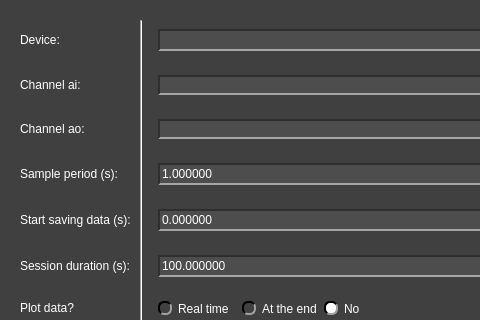
viniciusfs14/pydaq, file pydaq/uis/PyDAQ_get_model_Arduino_widget.ui: the form before one commit; both pictures show x 0 to 480 and y 0 to 320 of the 804 by 622 pixel window.
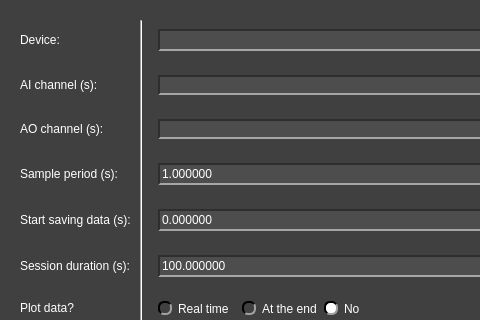
The form after the commit. Icons and pictures are not drawn.

The edit to the form file:
```diff
--- a/pydaq/uis/PyDAQ_get_model_Arduino_widget.ui
+++ b/pydaq/uis/PyDAQ_get_model_Arduino_widget.ui
@@ -492,7 +492,7 @@
       <item row="1" column="0">
        <widget class="QLabel" name="label_10">
         <property name="text">
-         <string>Channel ai:</string>
+         <string>AI channel (s):</string>
         </property>
        </widget>
       </item>
@@ -565,7 +565,7 @@
       <item row="2" column="0">
        <widget class="QLabel" name="label_11">
         <property name="text">
-         <string>Channel ao:</string>
+         <string>AO channel (s):</string>
         </property>
        </widget>
       </item>
```
Left out of the diff: 2 changed lines with no effect on the pictures.
